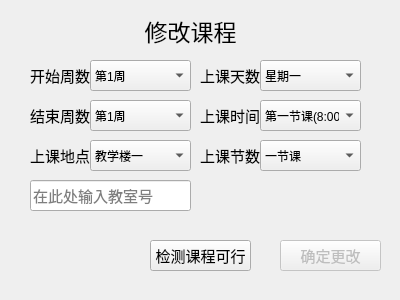
Before: the Qt Designer form campus_local/setcourse.ui in superman0l/campus, drawn with Qt 5.
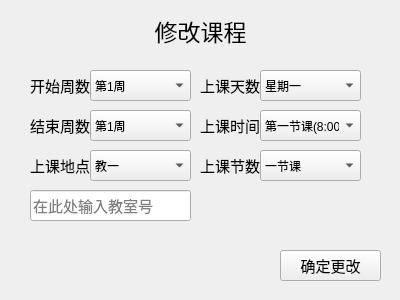
After: the same form once the commit is applied.

The edit to the form file:
```diff
--- a/campus_local/setcourse.ui
+++ b/campus_local/setcourse.ui
@@ -16,9 +16,9 @@
   <widget class="QLabel" name="title">
    <property name="geometry">
     <rect>
-     <x>120</x>
+     <x>10</x>
      <y>10</y>
-     <width>141</width>
+     <width>381</width>
      <height>41</height>
     </rect>
    </property>
@@ -38,7 +38,7 @@
    <property name="geometry">
     <rect>
      <x>30</x>
-     <y>60</y>
+     <y>70</y>
      <width>71</width>
      <height>31</height>
     </rect>
@@ -56,7 +56,7 @@
    <property name="geometry">
     <rect>
      <x>30</x>
-     <y>100</y>
+     <y>110</y>
      <width>71</width>
      <height>31</height>
     </rect>
@@ -74,7 +74,7 @@
    <property name="geometry">
     <rect>
      <x>200</x>
-     <y>100</y>
+     <y>110</y>
      <width>81</width>
      <height>31</height>
     </rect>
@@ -92,7 +92,7 @@
    <property name="geometry">
     <rect>
      <x>200</x>
-     <y>140</y>
+     <y>150</y>
      <width>81</width>
      <height>31</height>
     </rect>
@@ -110,7 +110,7 @@
    <property name="geometry">
     <rect>
      <x>30</x>
-     <y>140</y>
+     <y>150</y>
      <width>81</width>
      <height>31</height>
     </rect>
@@ -128,7 +128,7 @@
    <property name="geometry">
     <rect>
      <x>200</x>
-     <y>60</y>
+     <y>70</y>
      <width>81</width>
      <height>31</height>
     </rect>
@@ -146,7 +146,7 @@
    <property name="geometry">
     <rect>
      <x>90</x>
-     <y>60</y>
+     <y>70</y>
      <width>101</width>
      <height>31</height>
     </rect>
@@ -251,7 +251,7 @@
    <property name="geometry">
     <rect>
      <x>90</x>
-     <y>100</y>
+     <y>110</y>
      <width>101</width>
      <height>31</height>
     </rect>
@@ -356,7 +356,7 @@
    <property name="geometry">
     <rect>
      <x>30</x>
-     <y>180</y>
+     <y>190</y>
      <width>161</width>
      <height>31</height>
     </rect>
@@ -374,14 +374,14 @@
    <property name="geometry">
     <rect>
      <x>90</x>
-     <y>140</y>
+     <y>150</y>
      <width>101</width>
      <height>31</height>
     </rect>
    </property>
    <item>
     <property name="text">
-     <string>教学楼一</string>
+     <string>教一</string>
     </property>
    </item>
    <item>
@@ -419,7 +419,7 @@
    <property name="geometry">
     <rect>
      <x>260</x>
-     <y>60</y>
+     <y>70</y>
      <width>101</width>
      <height>31</height>
     </rect>
@@ -464,7 +464,7 @@
    <property name="geometry">
     <rect>
      <x>260</x>
-     <y>100</y>
+     <y>110</y>
      <width>101</width>
      <height>31</height>
     </rect>
@@ -529,7 +529,7 @@
    <property name="geometry">
     <rect>
      <x>260</x>
-     <y>140</y>
+     <y>150</y>
      <width>101</width>
      <height>31</height>
     </rect>
@@ -550,32 +550,14 @@
     </property>
    </item>
   </widget>
-  <widget class="QPushButton" name="check">
-   <property name="geometry">
-    <rect>
-     <x>150</x>
-     <y>240</y>
-     <width>101</width>
-     <height>31</height>
-    </rect>
-   </property>
-   <property name="font">
-    <font>
-     <pointsize>11</pointsize>
-    </font>
-   </property>
-   <property name="text">
-    <string>检测课程可行</string>
-   </property>
-  </widget>
   <widget class="QPushButton" name="set">
    <property name="enabled">
-    <bool>false</bool>
+    <bool>true</bool>
    </property>
    <property name="geometry">
     <rect>
      <x>280</x>
-     <y>240</y>
+     <y>250</y>
      <width>101</width>
      <height>31</height>
     </rect>
```
Left out of the diff: 18 changed lines with no effect on the pictures.
